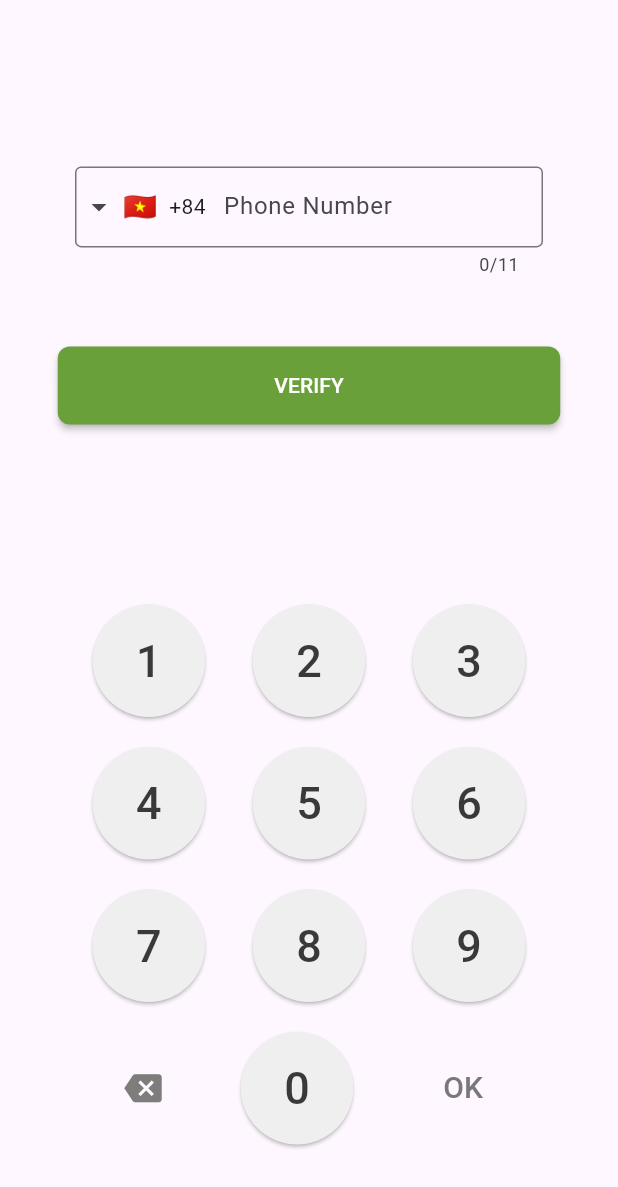
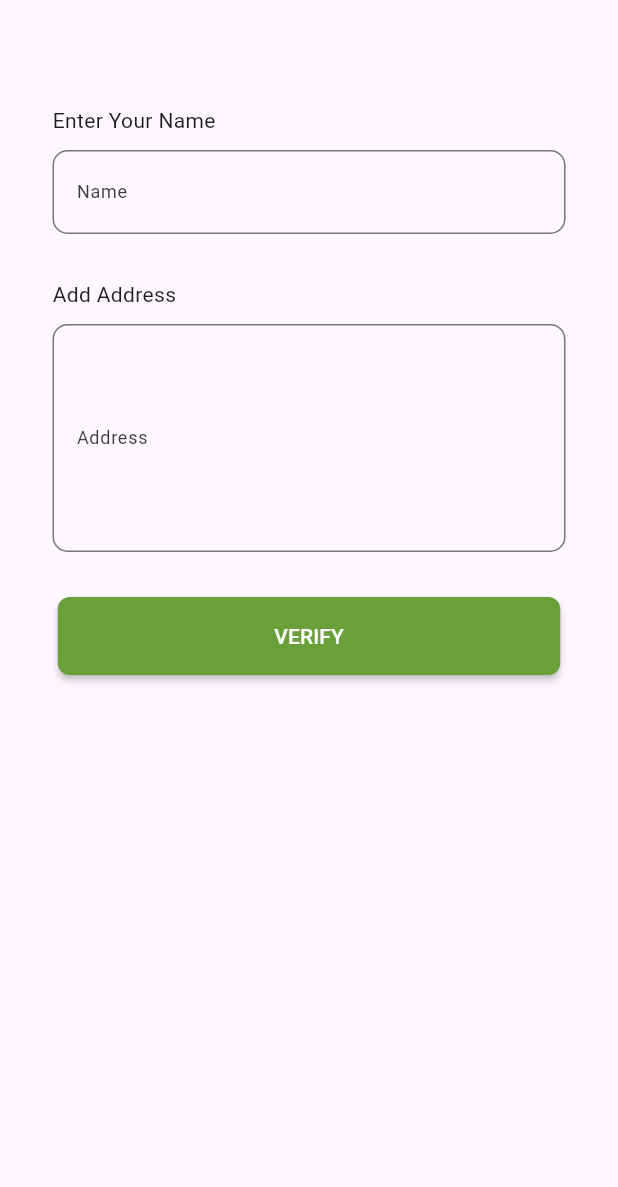
Before and after one commit to xuanlocgs2000/fruit_app_ui, a Flutter app: the screen it shows after launch, on a phone screen of 412 x 824 dp. Shown: the top 1187 px of the screen. Run offline on Flutter 3.47's test engine with Material 3 defaults, Android fonts, the phone set to English and light mode, and no system bars; drawn by our look-alikes of intl_phone_field; our stand-ins replace introduction_screen, pin_code_fields; missing offline and left inert: dart:html, nuts_activity_indicator; Roboto replaces fonts that are missing (Poppins).

Commit message:
design veryfy and infomation screen

```diff
--- a/lib/main.dart
+++ b/lib/main.dart
@@ -1,10 +1,12 @@
 import 'package:flutter/material.dart';
 import 'package:flutter/services.dart';
+import 'package:fruit_app_ui/screens/infomation_screen.dart';
 import 'package:fruit_app_ui/screens/loading_screen.dart';
 import 'package:fruit_app_ui/screens/onboarding_screen.dart';
 import 'package:fruit_app_ui/screens/phone_screen.dart';
 import 'package:fruit_app_ui/screens/registerphone_screen.dart';
 import 'package:fruit_app_ui/screens/sucess_screen.dart';
+import 'package:fruit_app_ui/screens/verify_screen.dart';
 
 void main() {
   SystemChrome.setSystemUIOverlayStyle(
@@ -24,7 +26,7 @@ class MyApp extends StatelessWidget {
       // home: const Onboard(),
       // home: RegisterPhoneScreen(),
       // home: LoadingScreen(),
-      home: PhoneScreen(),
+      home: InfomationScreen(),
     );
   }
 }
--- /dev/null
+++ b/lib/screens/infomation_screen.dart
@@ -0,0 +1,77 @@
+import 'package:flutter/material.dart';
+
+class InfomationScreen extends StatelessWidget {
+  const InfomationScreen({super.key});
+
+  @override
+  Widget build(BuildContext context) {
+    return Material(
+      child: Column(
+        // mainAxisAlignment: MainAxisAlignment.center,
+
+        children: [
+          Padding(
+            padding: EdgeInsets.symmetric(horizontal: 35),
+            child: Column(
+              children: [
+                const SizedBox(height: 70),
+                const Align(
+                  alignment: Alignment.centerLeft,
+                  child: Text("Enter Your Name", textAlign: TextAlign.left),
+                ),
+                const SizedBox(height: 10),
+                TextFormField(
+                  decoration: const InputDecoration(
+                    labelText: "Name",
+                    labelStyle: TextStyle(
+                      color: Color.fromARGB(255, 60, 60, 60),
+                      fontSize: 12.0,
+                      fontFamily: 'Poppins',
+                    ),
+                    border: OutlineInputBorder(
+                      borderRadius: BorderRadius.all(Radius.circular(10.0)),
+                    ),
+                  ),
+                ),
+                const SizedBox(height: 30),
+                const Align(
+                  alignment: Alignment.centerLeft,
+                  child: Text("Add Address", textAlign: TextAlign.left),
+                ),
+                const SizedBox(height: 10),
+                TextFormField(
+                  maxLines: 5,
+                  decoration: const InputDecoration(
+                    labelText: "Address",
+                    labelStyle: TextStyle(
+                      color: Color.fromARGB(255, 60, 60, 60),
+                      fontSize: 12.0,
+                      fontFamily: 'Poppins',
+                    ),
+                    border: OutlineInputBorder(
+                      borderRadius: BorderRadius.all(Radius.circular(10.0)),
+                    ),
+                  ),
+                ),
+                const SizedBox(height: 30),
+                SizedBox(
+                  width: 335,
+                  height: 52,
+                  child: MaterialButton(
+                    onPressed: () {},
+                    color: const Color(0xFF69A03A),
+                    textColor: Colors.white,
+                    shape: RoundedRectangleBorder(
+                      borderRadius: BorderRadius.circular(8.0),
+                    ),
+                    child: const Text("VERIFY"),
+                  ),
+                ),
+              ],
+            ),
+          ),
+        ],
+      ),
+    );
+  }
+}
--- a/pubspec.yaml
+++ b/pubspec.yaml
@@ -37,6 +37,7 @@ dependencies:
   introduction_screen: ^3.1.12
   intl_phone_field: ^3.2.0
   nuts_activity_indicator: ^1.0.0
+  pin_code_fields: ^8.0.1
 dev_dependencies:
   flutter_test:
     sdk: flutter
```
Also changed, not shown: lib/screens/verify_screen.dart (added, +90 -0 lines), pubspec.lock.
